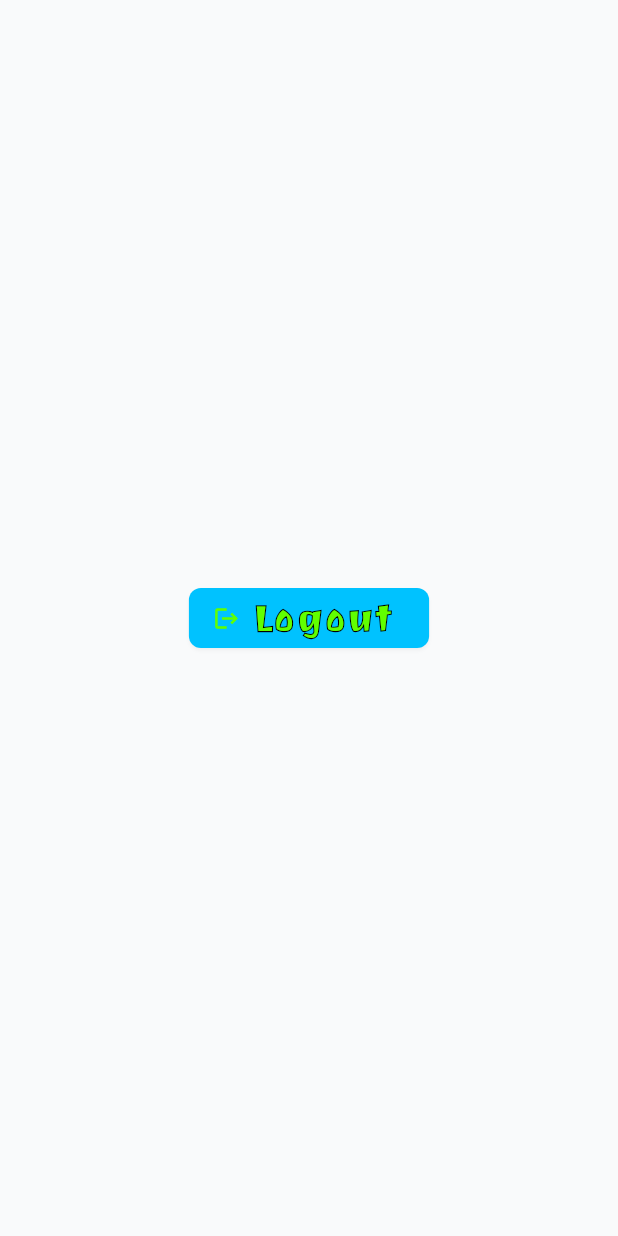
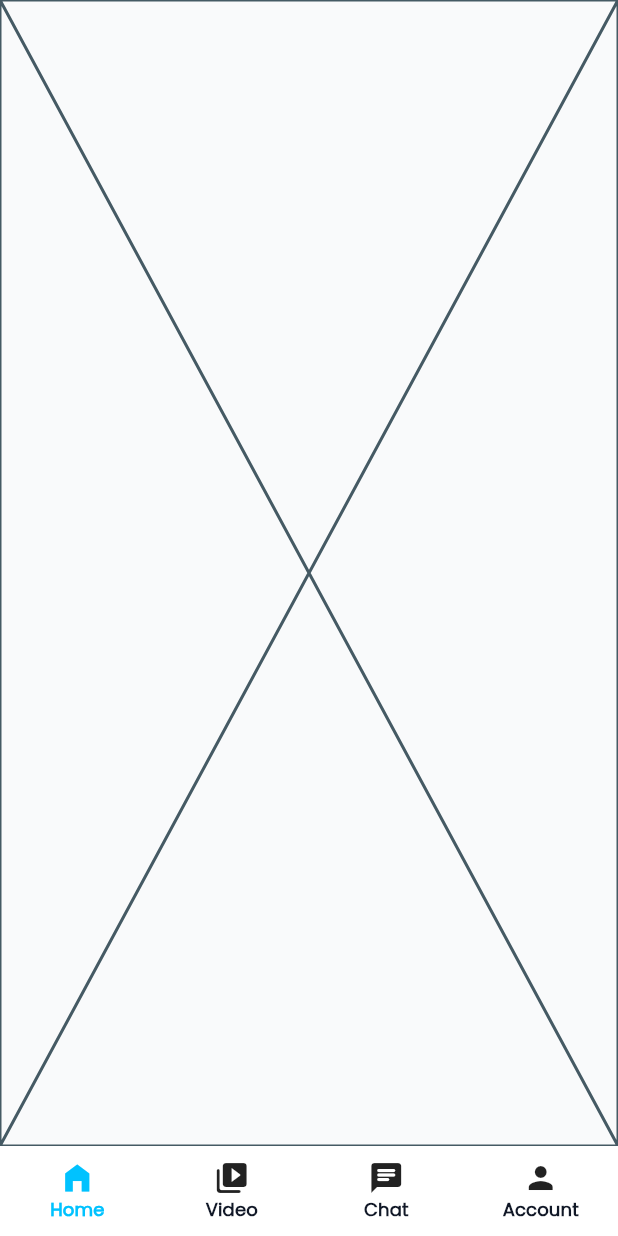
Before and after one commit to adnanflutterdev/HeyBuddy, a Flutter app: the screen it shows once a user with an empty profile is signed in, on a phone screen of 412 x 824 dp. Run offline on Flutter 3.47's test engine with Material 3 defaults, Android fonts, the phone set to English and light mode, and no system bars; our stand-ins replace cloud_firestore, firebase_auth, firebase_core, flutter_riverpod, hive; accounts and stored records are empty; generated files the repository leaves out were written again.

Commit message:
Added Navigation bar on home screen

```diff
--- a/lib/app/home_screen.dart
+++ /dev/null
@@ -1,32 +0,0 @@
-import 'package:flutter/material.dart';
-import 'package:flutter_riverpod/flutter_riverpod.dart';
-import 'package:hey_buddy/core/widgets/primary_button.dart';
-import 'package:hey_buddy/features/auth/presentation/riverpod/auth_provider.dart';
-
-class HomeScreen extends StatelessWidget {
-  const HomeScreen({super.key});
-
-  @override
-  Widget build(BuildContext context) {
-    return Scaffold(
-      body: Center(
-        child: Column(
-          mainAxisAlignment: .center,
-          children: [
-            Consumer(
-              builder: (context, ref, _) {
-                return PrimaryButton(
-                  onPressed: () {
-                    ref.read(authProvider.notifier).logout();
-                  },
-                  label: 'Logout',
-                  icon: Icons.logout,
-                );
-              },
-            ),
-          ],
-        ),
-      ),
-    );
-  }
-}
--- /dev/null
+++ b/lib/app/model/tab_model.dart
@@ -0,0 +1,8 @@
+import 'package:flutter/material.dart';
+
+class TabModel {
+  final String label;
+  final IconData icon;
+
+  TabModel({required this.label, required this.icon});
+}
--- a/lib/app/app.dart
+++ b/lib/app/presentation/app.dart
@@ -1,8 +1,8 @@
 import 'package:flutter/material.dart';
 import 'package:flutter/services.dart';
 import 'package:flutter_riverpod/flutter_riverpod.dart';
-import 'package:hey_buddy/app/splash_screen.dart';
-import 'package:hey_buddy/config/provider/theme_provider.dart';
+import 'package:hey_buddy/app/presentation/splash_screen.dart';
+import 'package:hey_buddy/app/riverpod/theme_provider.dart';
 import 'package:hey_buddy/config/theme/app_theme.dart';
 import 'package:hey_buddy/core/const/app_colors.dart';
 import 'package:hey_buddy/core/const/app_navigator.dart';
--- /dev/null
+++ b/lib/app/presentation/home_screen.dart
@@ -0,0 +1,107 @@
+import 'package:flutter/material.dart';
+import 'package:flutter_riverpod/flutter_riverpod.dart';
+import 'package:hey_buddy/app/model/tab_model.dart';
+import 'package:hey_buddy/app/riverpod/tab_provider.dart';
+import 'package:hey_buddy/config/extensions/color_extension.dart';
+import 'package:hey_buddy/config/extensions/size_extention.dart';
+import 'package:hey_buddy/config/extensions/text_theme_extension.dart';
+
+class HomeScreen extends ConsumerStatefulWidget {
+  const HomeScreen({super.key});
+
+  @override
+  ConsumerState<HomeScreen> createState() => _HomeScreenState();
+}
+
+class _HomeScreenState extends ConsumerState<HomeScreen> {
+  final PageController _pageController = PageController();
+
+  @override
+  void dispose() {
+    _pageController.dispose();
+    super.dispose();
+  }
+
+  @override
+  Widget build(BuildContext context) {
+    final tabIndex = ref.watch(tabProvider);
+    return Scaffold(
+      body: SafeArea(
+        child: Column(
+          children: [
+            Expanded(
+              child: PageView.builder(
+                itemCount: 4,
+                controller: _pageController,
+                onPageChanged: (value) {
+                  ref.read(tabProvider.notifier).changeTab(value);
+                },
+                itemBuilder: (context, index) {
+                  return const Placeholder();
+                },
+              ),
+            ),
+            _buildNavbar(tabIndex),
+          ],
+        ),
+      ),
+    );
+  }
+
+  Widget _buildNavbar(int tabIndex) {
+    List<TabModel> tabs = [
+      TabModel(label: 'Home', icon: Icons.home_filled),
+      TabModel(label: 'Video', icon: Icons.video_collection_rounded),
+      TabModel(label: 'Chat', icon: Icons.chat_rounded),
+      TabModel(label: 'Account', icon: Icons.person),
+    ];
+    final width = context.width / 4;
+    return Container(
+      color: context.colors.appbar,
+      child: Row(
+        children: List.generate(tabs.length, (index) {
+          final tab = tabs[index];
+          final color = tabIndex == index ? context.colors.neonBlue : null;
+
+          return GestureDetector(
+            onTap: () {
+              _pageController.animateToPage(
+                index,
+                duration: const Duration(milliseconds: 400),
+                curve: Curves.easeInCubic,
+              );
+            },
+            child: SizedBox(
+              width: width,
+              height: 60,
+              child: Column(
+                mainAxisAlignment: .center,
+                children: [
+                  Icon(tab.icon, color: color),
+                  Text(
+                    tab.label,
+                    style: context.style.bs1.copyWith(color: color),
+                  ),
+                ],
+              ),
+            ),
+          );
+        }),
+      ),
+    );
+  }
+}
+
+/*
+Consumer(
+              builder: (context, ref, _) {
+                return PrimaryButton(
+                  onPressed: () {
+                    ref.read(authProvider.notifier).logout();
+                  },
+                  label: 'Logout',
+                  icon: Icons.logout,
+                );
+              },
+            ),
+*/
--- /dev/null
+++ b/lib/app/riverpod/tab_provider.dart
@@ -0,0 +1,13 @@
+import 'package:flutter_riverpod/legacy.dart';
+
+class TabNotifier extends StateNotifier<int> {
+  TabNotifier() : super(0);
+
+  void changeTab(int i) {
+    state = i;
+  }
+}
+
+final tabProvider = StateNotifierProvider<TabNotifier, int>(
+  (ref) => TabNotifier(),
+);
--- a/lib/config/provider/theme_provider.dart
+++ b/lib/app/riverpod/theme_provider.dart
@@ -1,6 +1,6 @@
 import 'package:flutter/material.dart';
 import 'package:flutter_riverpod/legacy.dart';
-import 'package:hey_buddy/config/provider/settings_provider.dart';
+import 'package:hey_buddy/app/riverpod/settings_provider.dart';
 
 extension ThemeModeX on ThemeMode {
   static ThemeMode getThemeMode(String appThemeMode) {
--- /dev/null
+++ b/lib/config/extensions/size_extention.dart
@@ -0,0 +1,8 @@
+import 'package:flutter/material.dart';
+
+extension SizeExtention on BuildContext {
+  Size get _size => MediaQuery.of(this).size;
+
+  double get width => _size.width;
+  double get height => _size.height;
+}
--- a/lib/features/auth/presentation/screens/auth_state_screen.dart
+++ b/lib/features/auth/presentation/screens/auth_state_screen.dart
@@ -1,6 +1,6 @@
 import 'package:firebase_auth/firebase_auth.dart';
 import 'package:flutter/material.dart';
-import 'package:hey_buddy/app/home_screen.dart';
+import 'package:hey_buddy/app/presentation/home_screen.dart';
 import 'package:hey_buddy/features/auth/presentation/screens/login_screen.dart';
 
 class AuthStateScreen extends StatelessWidget {
--- a/lib/main.dart
+++ b/lib/main.dart
@@ -1,6 +1,6 @@
 import 'package:flutter/material.dart';
 import 'package:flutter_riverpod/flutter_riverpod.dart';
-import 'package:hey_buddy/app/app.dart';
+import 'package:hey_buddy/app/presentation/app.dart';
 import 'package:hey_buddy/firebase_options.dart';
 import 'package:firebase_core/firebase_core.dart';
 import 'package:hive/hive.dart';
```
Also changed, not shown: lib/app/presentation/splash_screen.dart (renamed from lib/app/splash_screen.dart), lib/app/riverpod/settings_provider.dart (renamed from lib/config/provider/settings_provider.dart).
